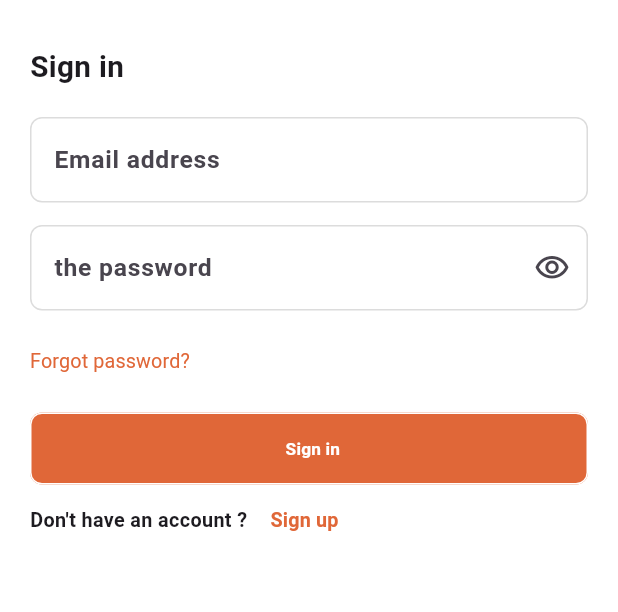
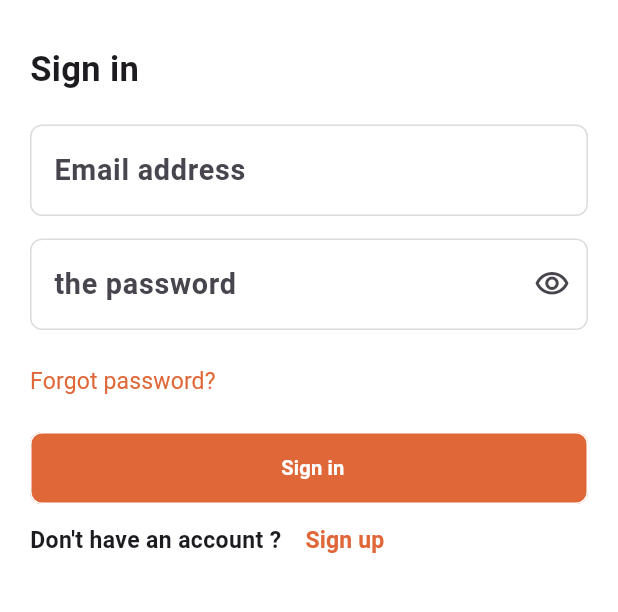
Before and after one commit to SaifSamir1/clothing_store_account_management, a Flutter app: the screen it shows after launch, after a tap on "Sign up", after a tap on "Sign in", on a phone screen of 412 x 824 dp, the part 390-1002 px from its top. Run offline on Flutter 3.47's test engine with Material 3 defaults, Android fonts, the phone set to English and light mode, and no system bars; our stand-ins replace bloc, cloud_firestore, dartz, device_preview, firebase_auth, firebase_core and 7 more; accounts and stored records are empty.

```diff
--- a/lib/core/theme/app_style.dart
+++ b/lib/core/theme/app_style.dart
@@ -136,7 +136,7 @@ double getResponsiveFontSize(context, {required double fontSize}) {
   double responsiveFontSize = fontSize * scaleFactor;
 
   double lowerLimit = fontSize * .8;
-  double upperLimit = fontSize * 1.2;
+  double upperLimit = fontSize * 1.8;
 
   return responsiveFontSize.clamp(lowerLimit, upperLimit);
 }
@@ -150,7 +150,7 @@ double getScaleFactor(context) {
 
   double width = MediaQuery.sizeOf(context).width;
   if (width < 800) {
-    return width / 500;
+    return width / 430;
   } else if (width < 1100) {
     return width / 950;
   } else {
```
